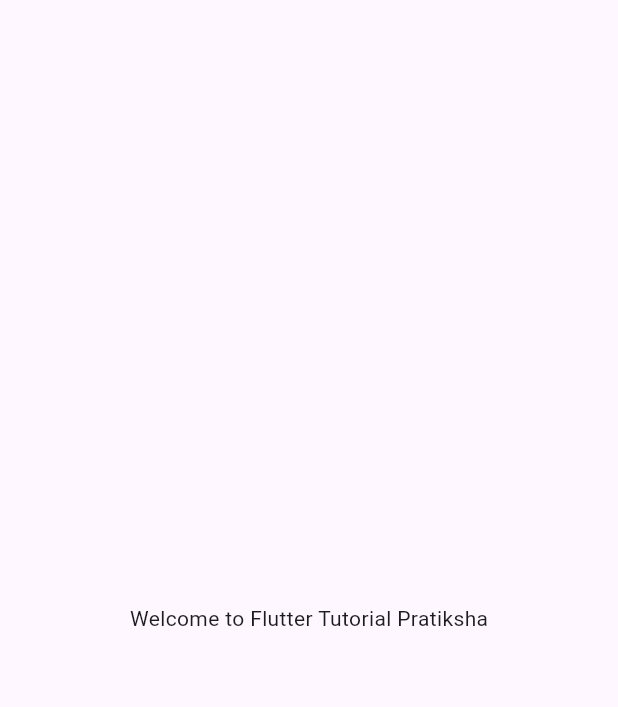
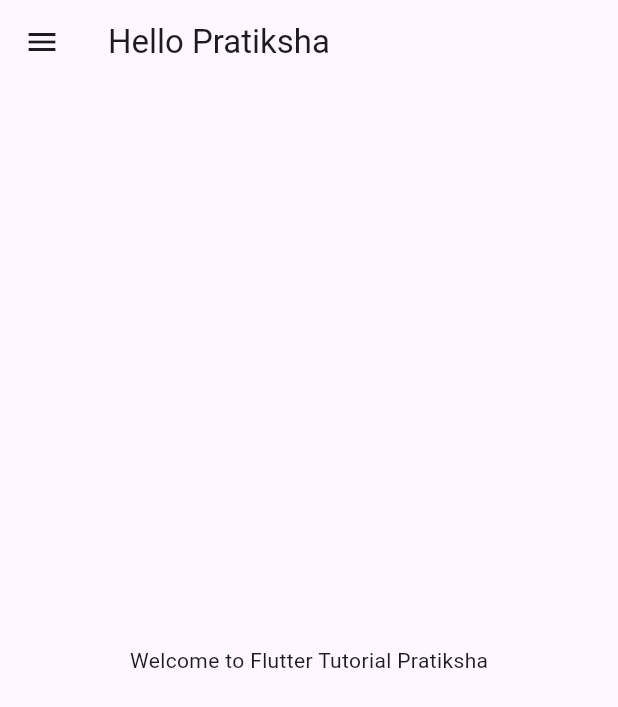
Before and after one commit to Pratikshalk/flutter-tutorial, a Flutter app: the screen it shows after launch, on a phone screen of 412 x 824 dp. Shown: the top 707 px of the screen. Run offline on Flutter 3.47's test engine with Material 3 defaults, Android fonts, the phone set to English and light mode, and no system bars.

Commit message:
First commit

```diff
--- a/lib/main.dart
+++ b/lib/main.dart
@@ -1,4 +1,7 @@
+import 'dart:async';
+
 import 'package:flutter/material.dart';
+import 'package:login_app/pages/home_page.dart';
 
 void main(){
   runApp(MyApp());
@@ -7,16 +10,19 @@ void main(){
 class MyApp extends StatelessWidget{
   const MyApp({Key? key}): super(key: key);
 
-
+  @override
   Widget build(BuildContext context){
     return MaterialApp(
-      home: Material(
-        child: Center(
-          child: Container(
-            child: Text("Welcome to Flutter Tutorial Pratiksha"),
-          ),
-        ),
+
+      themeMode: ThemeMode.system,
+      theme: ThemeData(
+        primarySwatch: Colors.indigo,
+        brightness: Brightness.light
       ),
+      darkTheme: ThemeData(
+        primarySwatch: Colors.red
+      ),
+      home: const HomePage(),
     );
   }
 }
--- /dev/null
+++ b/lib/pages/home_page.dart
@@ -0,0 +1,22 @@
+import 'package:flutter/material.dart';
+
+class HomePage extends StatelessWidget{
+
+  const HomePage({Key? key}): super(key: key);
+
+  @override
+  Widget build(BuildContext context){
+    return Scaffold(
+      appBar: AppBar(
+
+        title:Text("Hello Pratiksha"),
+      ),
+        body: Center(
+          child: Container(
+            child: Text("Welcome to Flutter Tutorial Pratiksha"),
+          ),
+        ),
+      drawer: const Drawer(),
+      );
+  }
+}
```
